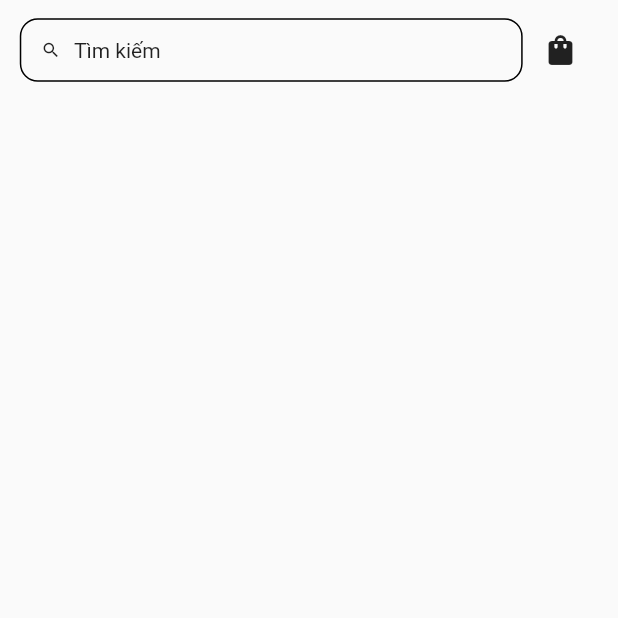
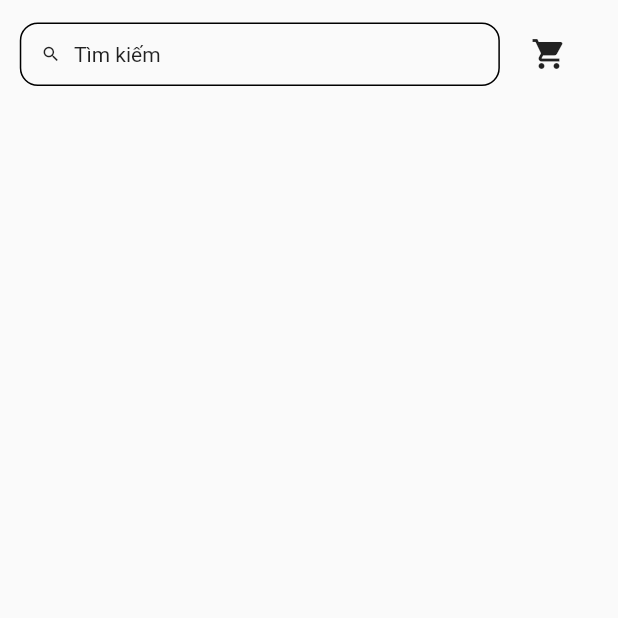
Before and after one commit to nguyennguyen123123/food_order_app, a Flutter app: the HomePage screen opened directly, on a phone screen of 412 x 824 dp, the top half of it. Run offline on Flutter 3.47's test engine with Material 2 defaults, Android fonts, the phone set to English and light mode, and no system bars; our stand-ins replace cached_network_image, dropdown_button2, flutter_dotenv, flutter_easyloading, flutter_svg, get and 5 more; missing offline and left inert: loadmore, mock_data; accounts and stored records are empty.

Commit message:
update number in cart

```diff
--- a/lib/screen/cart/cart_controller.dart
+++ b/lib/screen/cart/cart_controller.dart
@@ -40,14 +40,14 @@ class CartController extends GetxController {
     isValidateForm.value = true;
 
     // if (tableNumberController.text.isEmpty) return;
-    if (selectedValue.value.tableId == null) return;
+    if (selectedValue.value.tableNumber == null) return;
 
     isLoading.value = true;
     showLoading();
     try {
       final result = await orderRepository.onPlaceOrder(
         cartService.items.value,
-        tableNumber: selectedValue.value.tableId.toString(),
+        tableNumber: selectedValue.value.tableNumber.toString(),
       );
       if (result != null) {
         cartService.items.value = [];
--- a/lib/screen/cart/cart_page.dart
+++ b/lib/screen/cart/cart_page.dart
@@ -31,7 +31,7 @@ class CartPage extends GetWidget<CartController> {
               appBar: AppBar(
                 title: Text("place_order_title".tr, style: StyleThemeData.bold18()),
                 centerTitle: true,
-                leading: GestureDetector(onTap: Get.back, child: Icon(Icons.arrow_back_ios, size: 24)),
+                leading: IconButton(onPressed: Get.back, icon: Icon(Icons.arrow_back_ios, size: 24)),
               ),
               body: foods.isEmpty
                   ? Column(
--- a/lib/screen/home/home_controller.dart
+++ b/lib/screen/home/home_controller.dart
@@ -3,13 +3,15 @@ import 'package:food_delivery_app/models/food_type.dart';
 import 'package:food_delivery_app/models/printer.dart';
 import 'package:food_delivery_app/resourese/food/ifood_repository.dart';
 import 'package:food_delivery_app/resourese/printer/iprinter_repository.dart';
+import 'package:food_delivery_app/resourese/service/order_cart_service.dart';
 import 'package:get/get.dart';
 
 class HomeController extends GetxController {
   final IFoodRepository foodRepository;
   final IPrinterRepository printerRepository;
+  final OrderCartService cartService;
 
-  HomeController({required this.foodRepository, required this.printerRepository});
+  HomeController({required this.foodRepository, required this.printerRepository, required this.cartService});
 
   final foodTypes = Rx<List<FoodType>?>(null);
   final foods = Rx<List<FoodModel>?>(null);
--- a/lib/screen/home/home_main_binding.dart
+++ b/lib/screen/home/home_main_binding.dart
@@ -11,6 +11,7 @@ class HomeMainBinding implements Bindings {
       HomeController(
         foodRepository: Get.find(),
         printerRepository: Get.find(),
+        cartService: Get.find(),
       ),
     );
     Get.put(ProfileController(
--- a/lib/screen/home/home_page.dart
+++ b/lib/screen/home/home_page.dart
@@ -1,4 +1,5 @@
 import 'package:flutter/material.dart';
+import 'package:food_delivery_app/main.dart';
 import 'package:food_delivery_app/models/food_model.dart';
 import 'package:food_delivery_app/models/food_type.dart';
 import 'package:food_delivery_app/routes/pages.dart';
@@ -102,9 +103,35 @@ class HomePage extends GetWidget<HomeController> {
             ),
           ),
         ),
-        Padding(
-          padding: padding(horizontal: 12),
-          child: GestureDetector(onTap: () => Get.toNamed(Routes.CART), child: Icon(Icons.shopping_bag)),
+        Obx(
+          () => Padding(
+            padding: padding(horizontal: 8),
+            child: IconButton(
+              onPressed: () => Get.toNamed(Routes.CART),
+              icon: Stack(
+                clipBehavior: Clip.none,
+                children: [
+                  Icon(Icons.shopping_cart),
+                  if (controller.cartService.items.value.isNotEmpty)
+                    Positioned(
+                      top: -12,
+                      right: -6,
+                      child: Container(
+                        padding: padding(all: 4),
+                        decoration: BoxDecoration(
+                          shape: BoxShape.circle,
+                          color: appTheme.errorColor,
+                        ),
+                        child: Text(
+                          controller.cartService.items.value.length.toString(),
+                          style: StyleThemeData.regular14(height: 0, color: appTheme.whiteText),
+                        ),
+                      ),
+                    ),
+                ],
+              ),
+            ),
+          ),
         ),
       ],
     );
```
